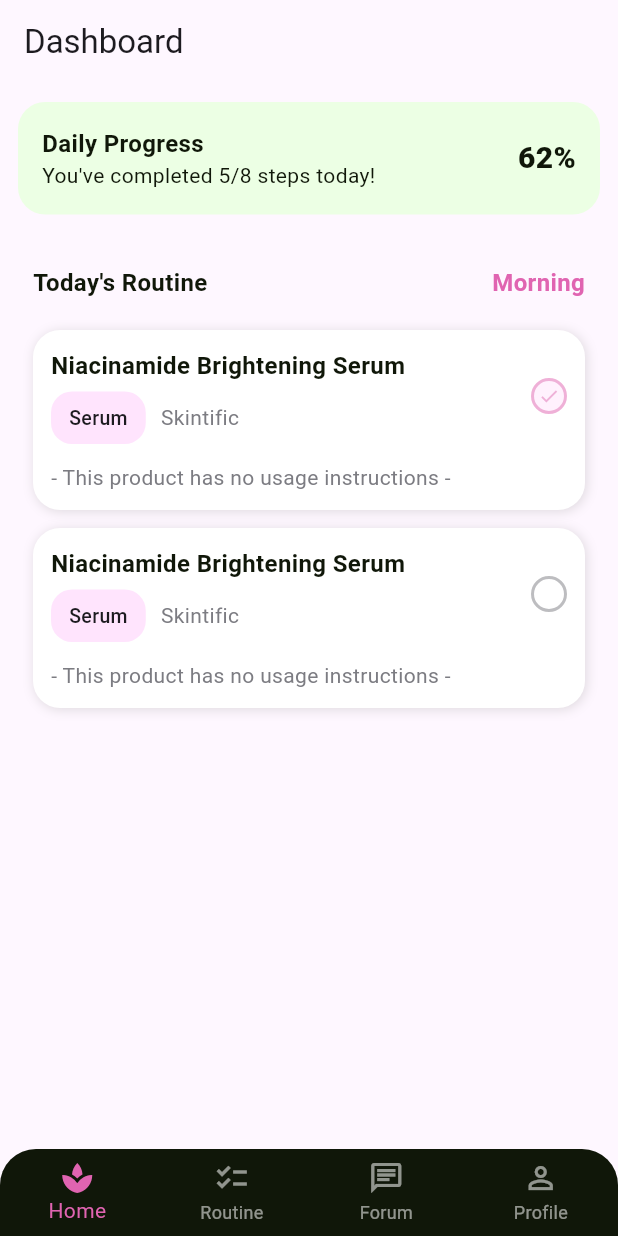
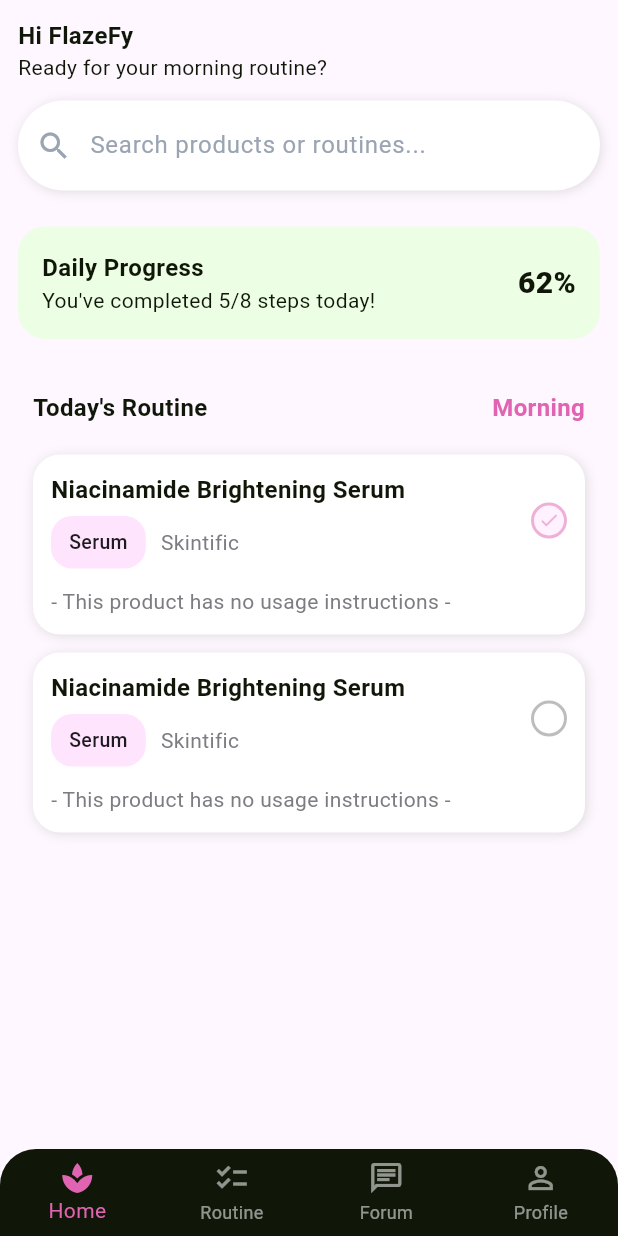
Before and after one commit to FlazeFy/Aurea-Mobile, a Flutter app: the screen it shows after launch, on a phone screen of 412 x 824 dp. Run offline on Flutter 3.47's test engine with Material 3 defaults, Android fonts, the phone set to English and light mode, and no system bars; our stand-ins replace bloc, dio, equatable, flutter_bloc, flutter_secure_storage.

Commit message:
feat(dashboard) : add main search bar & greeting UI

```diff
--- a/lib/features/dashboard/presentation/pages/dashboard_page.dart
+++ b/lib/features/dashboard/presentation/pages/dashboard_page.dart
@@ -1,4 +1,5 @@
 import 'package:aurea/features/dashboard/presentation/ui/organisms/o_daily_progress_card.dart';
+import 'package:aurea/features/dashboard/presentation/ui/organisms/o_main_search_and_greeting_card.dart';
 import 'package:aurea/features/dashboard/presentation/ui/organisms/o_today_routine_list.dart';
 import 'package:flutter/material.dart';
 
@@ -8,11 +9,9 @@ class DashboardPage extends StatelessWidget {
   @override
   Widget build(BuildContext context) {
     return Scaffold(
-      appBar: AppBar(
-        title: const Text('Dashboard'),
-      ),
       body: ListView(
-        children: [
+        children: const [
+          OrganismMainSearchAndGreetingCard(),
           OrganismDailyProgressCard(),
           OrganismTodayRoutineList()
         ],
--- /dev/null
+++ b/lib/features/dashboard/presentation/ui/molecules/m_main_search_bar.dart
@@ -0,0 +1,63 @@
+import 'package:aurea/core/global/style.dart';
+import 'package:flutter/material.dart';
+
+class MoleculeMainSearchBar extends StatelessWidget {
+  final TextEditingController? controller;
+  final ValueChanged<String>? onChanged;
+
+  const MoleculeMainSearchBar({
+    super.key,
+    this.controller,
+    this.onChanged,
+  });
+
+  @override
+  Widget build(BuildContext context) {
+    return Container(
+      padding: const EdgeInsets.symmetric(horizontal: spaceMD),
+      height: 60,
+      decoration: BoxDecoration(
+        color: whiteColor,
+        borderRadius: BorderRadius.circular(30),
+        boxShadow: [
+          BoxShadow(
+            color: darkColor.withOpacity(0.125),
+            blurRadius: 6.0,
+            spreadRadius: 0.0,
+            offset: const Offset(
+              1.0, 1.0,
+            ),
+          )
+        ],
+      ),
+      child: Row(
+        children: [
+          const Icon(
+            Icons.search,
+            color: Color(0xFF9AA4B2),
+            size: 24,
+          ),
+          const SizedBox(width: 12),
+          Expanded(
+            child: TextField(
+              controller: controller,
+              onChanged: onChanged,
+              decoration: const InputDecoration(
+                hintText: "Search products or routines...",
+                hintStyle: TextStyle(
+                  color: Color(0xFF9AA4B2),
+                  fontSize: 16,
+                ),
+                border: InputBorder.none,
+              ),
+              style: const TextStyle(
+                fontSize: 16,
+                color: Colors.black87,
+              ),
+            ),
+          ),
+        ],
+      ),
+    );
+  }
+}
--- /dev/null
+++ b/lib/features/dashboard/presentation/ui/organisms/o_main_search_and_greeting_card.dart
@@ -0,0 +1,24 @@
+import 'package:aurea/core/atoms/a_text.dart';
+import 'package:aurea/core/global/style.dart';
+import 'package:aurea/features/dashboard/presentation/ui/molecules/m_main_search_bar.dart';
+import 'package:flutter/material.dart';
+
+class OrganismMainSearchAndGreetingCard extends StatelessWidget {
+  const OrganismMainSearchAndGreetingCard({super.key});
+
+  @override
+  Widget build(BuildContext context) {
+    return Container(
+      margin: const EdgeInsets.all(spaceMD),
+      child: const Column(
+        crossAxisAlignment: CrossAxisAlignment.start,
+        children: [
+          AtomText(text: 'Hi FlazeFy', type: 'content-title'),
+          AtomText(text: 'Ready for your morning routine?', type: 'content'),
+          SizedBox(height: spaceMD),
+          MoleculeMainSearchBar()
+        ],
+      ),
+    );
+  }
+}
```
